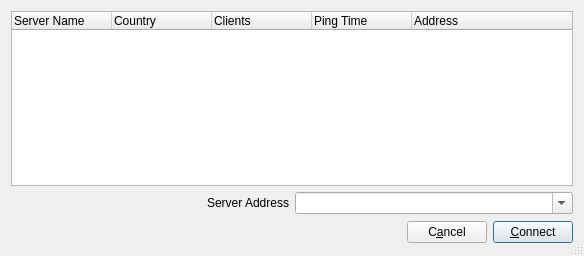
First picture: the form in src/connectdlgbase.ui, repository jamulussoftware/jamulus, before the edit.
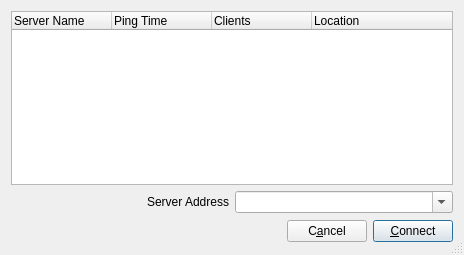
Second picture: the form after the edit. Icons and pictures are not drawn.

Commit message: bug fix, added GUI controls for server info, added some server info init code, removed server selection in main window, changed connect dialog server list columns

```diff
--- a/src/connectdlgbase.ui
+++ b/src/connectdlgbase.ui
@@ -5,8 +5,8 @@
    <rect>
     <x>0</x>
     <y>0</y>
-    <width>584</width>
-    <height>256</height>
+    <width>464</width>
+    <height>255</height>
    </rect>
   </property>
   <property name="windowTitle" >
@@ -32,16 +32,6 @@
        <string>Server Name</string>
       </property>
      </column>
-     <column>
-      <property name="text" >
-       <string>Country</string>
-      </property>
-     </column>
-     <column>
-      <property name="text" >
-       <string>Clients</string>
-      </property>
-     </column>
      <column>
       <property name="text" >
        <string>Ping Time</string>
@@ -49,7 +39,12 @@
      </column>
      <column>
       <property name="text" >
-       <string>Address</string>
+       <string>Clients</string>
+      </property>
+     </column>
+     <column>
+      <property name="text" >
+       <string>Location</string>
       </property>
      </column>
     </widget>
```
The commit also changes 5 other files.
